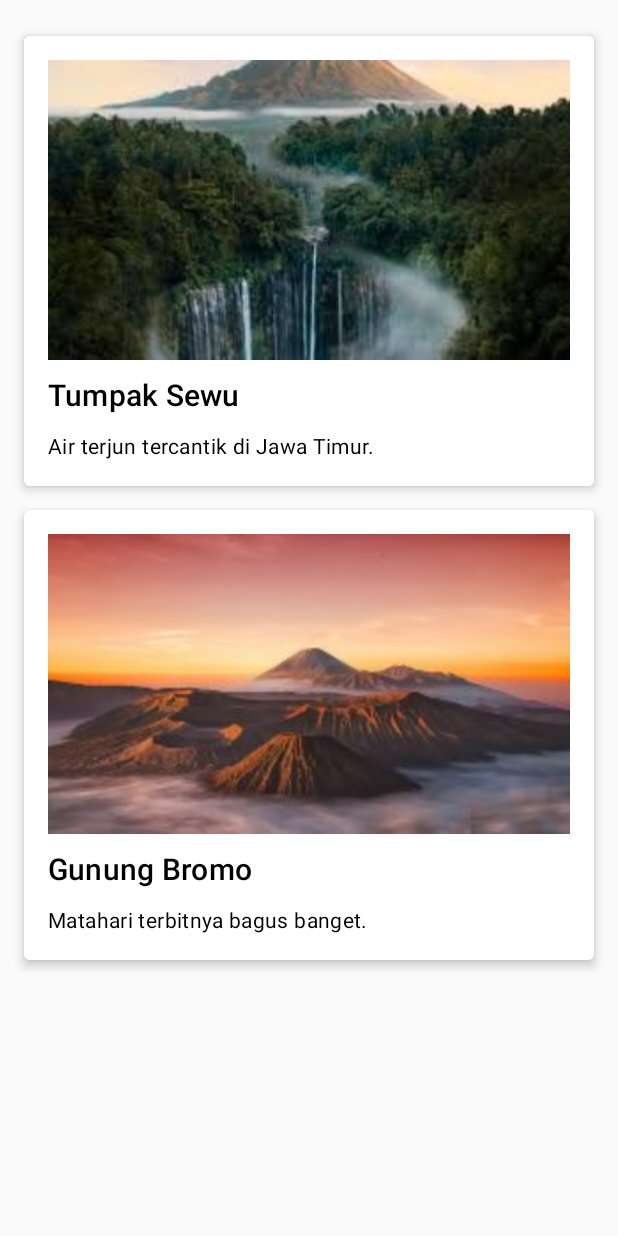
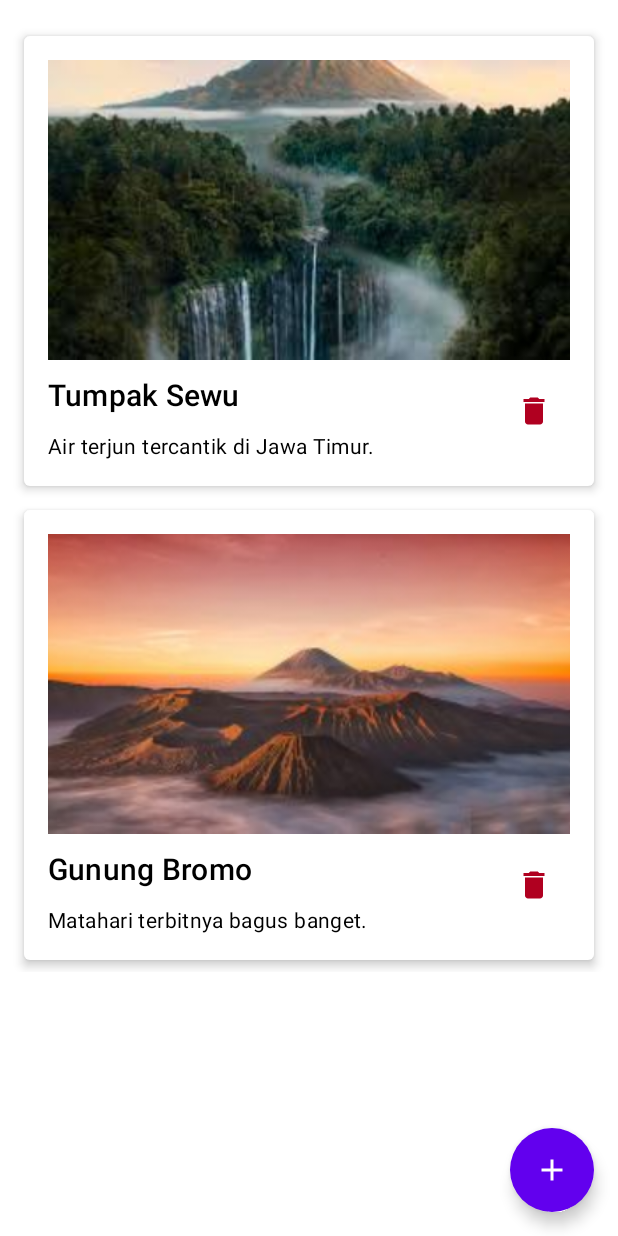
Before and after one commit to yosiarel/Travelupa, an Android app built with Jetpack Compose: the screen it shows after launch (MainActivity), on a phone screen of 412 x 824 dp. Run offline under Robolectric (Android 15) with nearby library versions, the phone set to English and light mode, and no system bars.

```diff
--- a/app/build.gradle.kts
+++ b/app/build.gradle.kts
@@ -47,6 +47,7 @@ dependencies {
     implementation("androidx.compose.ui:ui-tooling-preview:1.6.0")
     implementation("androidx.lifecycle:lifecycle-runtime-ktx:2.6.1")
     implementation("androidx.activity:activity-compose:1.7.2")
+    implementation("io.coil-kt:coil-compose:2.4.0")
     implementation(libs.androidx.core.ktx)
     implementation(libs.androidx.lifecycle.runtime.ktx)
     implementation(libs.androidx.activity.compose)
--- a/app/src/main/java/com/example/travelupa/MainActivity.kt
+++ b/app/src/main/java/com/example/travelupa/MainActivity.kt
@@ -1,19 +1,29 @@
 package com.example.travelupa
 
+import android.net.Uri
 import android.os.Bundle
 import androidx.activity.ComponentActivity
+import androidx.activity.compose.rememberLauncherForActivityResult
 import androidx.activity.compose.setContent
+import androidx.activity.result.contract.ActivityResultContracts
 import androidx.compose.foundation.Image
-import androidx.compose.foundation.background
 import androidx.compose.foundation.layout.*
 import androidx.compose.foundation.lazy.LazyColumn
 import androidx.compose.foundation.lazy.items
 import androidx.compose.material.*
-import androidx.compose.runtime.Composable
+import androidx.compose.material.icons.Icons
+import androidx.compose.material.icons.filled.Add
+import androidx.compose.material.icons.filled.Delete
+import androidx.compose.runtime.*
+import androidx.compose.ui.Alignment
 import androidx.compose.ui.Modifier
+import androidx.compose.ui.graphics.Color
 import androidx.compose.ui.layout.ContentScale
+import androidx.compose.ui.platform.LocalContext
 import androidx.compose.ui.res.painterResource
 import androidx.compose.ui.unit.dp
+import coil.compose.rememberAsyncImagePainter
+import coil.request.ImageRequest
 import com.example.travelupa.ui.theme.TravelupaTheme
 
 class MainActivity : ComponentActivity() {
@@ -27,51 +37,115 @@ class MainActivity : ComponentActivity() {
     }
 }
 
-data class TempatWisata(val nama: String, val deskripsi: String, val gambar: Int)
+data class TempatWisata(
+    val nama: String,
+    val deskripsi: String,
+    val gambarUriString: String? = null,
+    val gambarResId: Int? = null
+)
 
-val daftarTempatWisata = listOf(
+@Composable
+fun RekomendasiTempatScreen() {
+    var daftarTempatWisata by remember {
+        mutableStateOf(listOf(
             TempatWisata(
                 "Tumpak Sewu",
                 "Air terjun tercantik di Jawa Timur.",
-        R.drawable.tumpak_sewu
+                gambarResId = R.drawable.tumpak_sewu
             ),
             TempatWisata(
                 "Gunung Bromo",
                 "Matahari terbitnya bagus banget.",
-        R.drawable.gunung_bromo
+                gambarResId = R.drawable.gunung_bromo
             )
+        ))
+    }
+
+    var showTambahDialog by remember { mutableStateOf(false) }
+
+    Scaffold(
+        floatingActionButton = {
+            FloatingActionButton(
+                onClick = { showTambahDialog = true },
+                backgroundColor = MaterialTheme.colors.primary
+            ) {
+                Icon(Icons.Filled.Add, contentDescription = "Tambah Tempat Wisata")
+            }
+        }
+    ) { paddingValues ->
+        Column(
+            modifier = Modifier
+                .padding(paddingValues)
+                .padding(16.dp)
+        ) {
+            LazyColumn {
+                items(daftarTempatWisata) { tempat ->
+                    TempatItemEditable(
+                        tempat = tempat,
+                        onDelete = {
+                            daftarTempatWisata = daftarTempatWisata.filter { it != tempat }
+                        }
                     )
+                }
+            }
+        }
 
-@Composable
-fun RekomendasiTempatScreen() {
-    LazyColumn(modifier = Modifier.padding(16.dp)) {
-        items(daftarTempatWisata) { tempat ->
-            TempatItem(tempat)
+        if (showTambahDialog) {
+            TambahTempatWisataDialog(
+                onDismiss = { showTambahDialog = false },
+                onTambah = { nama, deskripsi, gambarUri ->
+                    val uriString = gambarUri?.toString()
+                    val nuevoTempat = TempatWisata(nama, deskripsi, uriString)
+                    daftarTempatWisata = daftarTempatWisata + nuevoTempat
+                    showTambahDialog = false
+                }
+            )
         }
     }
 }
 
 @Composable
-fun TempatItem(tempat: TempatWisata) {
+fun TempatItemEditable(
+    tempat: TempatWisata,
+    onDelete: () -> Unit
+) {
     Card(
         modifier = Modifier
             .fillMaxWidth()
             .padding(vertical = 8.dp),
-        elevation = 4.dp
+        elevation = 4.dp,
+        backgroundColor = MaterialTheme.colors.surface
     ) {
-        Column(
-            modifier = Modifier
-                .background(MaterialTheme.colors.surface)
-                .padding(16.dp)
-        ) {
+        Column(modifier = Modifier.padding(16.dp)) {
+            val painter = if (tempat.gambarUriString != null) {
+                rememberAsyncImagePainter(
+                    ImageRequest.Builder(LocalContext.current)
+                        .data(data = Uri.parse(tempat.gambarUriString))
+                        .build()
+                )
+            } else if (tempat.gambarResId != null) {
+                painterResource(id = tempat.gambarResId)
+            } else {
+                painterResource(id = android.R.drawable.ic_menu_gallery)
+            }
+
+            Box {
                 Image(
-                painter = painterResource(id = tempat.gambar),
+                    painter = painter,
                     contentDescription = tempat.nama,
                     modifier = Modifier
                         .fillMaxWidth()
                         .height(200.dp),
                     contentScale = ContentScale.Crop
                 )
+            }
+
+            Row(
+                modifier = Modifier.fillMaxWidth(),
+                horizontalArrangement = Arrangement.SpaceBetween,
+                verticalAlignment = Alignment.CenterVertically
+            ) {
+                Column(modifier = Modifier.weight(1f)) {
                     Text(
                         text = tempat.nama,
                         style = MaterialTheme.typography.h6,
@@ -83,5 +157,95 @@ fun TempatItem(tempat: TempatWisata) {
                         modifier = Modifier.padding(top = 4.dp)
                     )
                 }
+                IconButton(onClick = onDelete) {
+                    Icon(
+                        Icons.Filled.Delete,
+                        contentDescription = "Hapus Tempat Wisata",
+                        tint = MaterialTheme.colors.error
+                    )
                 }
             }
+        }
+    }
+}
+
+@Composable
+fun TambahTempatWisataDialog(
+    onDismiss: () -> Unit,
+    onTambah: (String, String, Uri?) -> Unit
+) {
+    var nama by remember { mutableStateOf("") }
+    var deskripsi by remember { mutableStateOf("") }
+    var gambarUri by remember { mutableStateOf<Uri?>(null) }
+
+    val gambarLauncher = rememberLauncherForActivityResult(
+        contract = ActivityResultContracts.GetContent()
+    ) { uri: Uri? ->
+        gambarUri = uri
+    }
+
+    AlertDialog(
+        onDismissRequest = onDismiss,
+        title = { Text("Tambah Tempat Wisata Baru") },
+        text = {
+            Column {
+                TextField(
+                    value = nama,
+                    onValueChange = { nama = it },
+                    label = { Text("Nama Tempat") },
+                    modifier = Modifier.fillMaxWidth()
+                )
+                Spacer(modifier = Modifier.height(8.dp))
+                TextField(
+                    value = deskripsi,
+                    onValueChange = { deskripsi = it },
+                    label = { Text("Deskripsi") },
+                    modifier = Modifier.fillMaxWidth()
+                )
+                Spacer(modifier = Modifier.height(8.dp))
+
+                gambarUri?.let { uri ->
+                    Image(
+                        painter = rememberAsyncImagePainter(
+                            model = ImageRequest.Builder(LocalContext.current)
+                                .data(uri)
+                                .build()
+                        ),
+                        contentDescription = "Gambar yang dipilih",
+                        modifier = Modifier
+                            .fillMaxWidth()
+                            .height(200.dp),
+                        contentScale = ContentScale.Crop
+                    )
+                    Spacer(modifier = Modifier.height(8.dp))
+                }
+
+                Button(
+                    onClick = { gambarLauncher.launch("image/*") },
+                    modifier = Modifier.fillMaxWidth()
+                ) {
+                    Text("Pilih Gambar")
+                }
+            }
+        },
+        confirmButton = {
+            Button(
+                onClick = {
+                    if (nama.isNotBlank() && deskripsi.isNotBlank()) {
+                        onTambah(nama, deskripsi, gambarUri)
+                    }
+                }
+            ) {
+                Text("Tambah")
+            }
+        },
+        dismissButton = {
+            Button(
+                onClick = onDismiss,
+                colors = ButtonDefaults.buttonColors(backgroundColor = Color.LightGray)
+            ) {
+                Text("Batal")
+            }
+        }
+    )
+}
```
Lines whose indentation alone changed are shown as unchanged.
